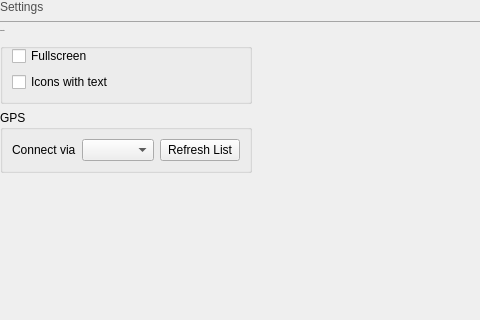
Qt form src/roam/ui_settings.ui (roam-qgis/Roam) before a commit; both pictures show x 0 to 480 and y 0 to 320 of the 834 by 718 pixel window.
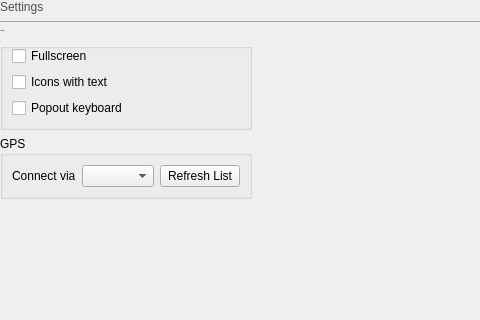
The same form after that commit. Icons and pictures are not drawn.

Commit message: Rename ReplicationSync -> BatchFileSync

The edit to the form file:
```diff
--- a/src/roam/ui_settings.ui
+++ b/src/roam/ui_settings.ui
@@ -69,6 +69,13 @@
         </property>
        </widget>
       </item>
+      <item row="2" column="0">
+       <widget class="QCheckBox" name="checkBox">
+        <property name="text">
+         <string>Popout keyboard</string>
+        </property>
+       </widget>
+      </item>
      </layout>
     </widget>
    </item>
```
The commit also changes 2 other files.
